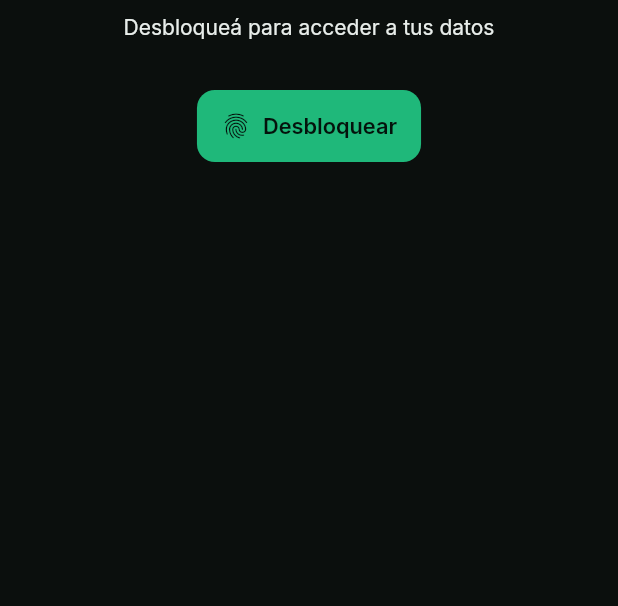
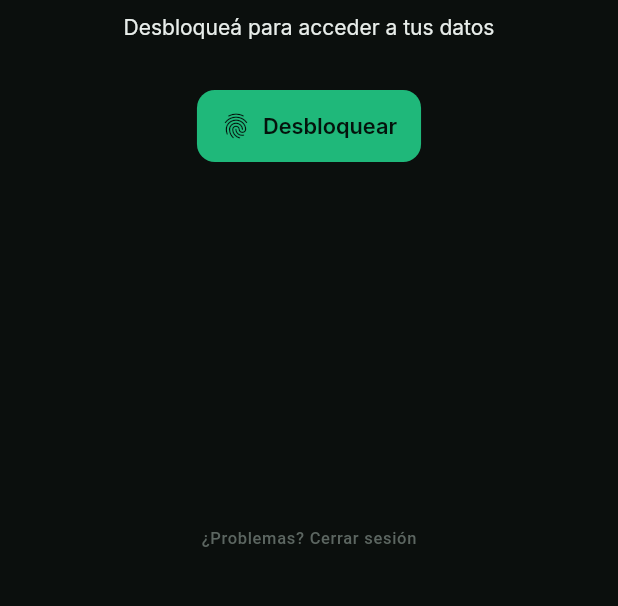
Before and after one commit to xvirs/Finanzapp, a Flutter app: the LockScreen screen opened directly with empty values, on a phone screen of 412 x 824 dp, the part 615-1221 px from its top. Run offline on Flutter 3.47's test engine with Material 3 defaults, Android fonts, the phone set to English and light mode, and no system bars; our stand-ins replace equatable, flutter_bloc, flutter_local_notifications, flutter_svg, flutter_timezone, freezed_annotation and 8 more; accounts and stored records are empty.

Commit message:
Animaciones de montos + lockscreen failsafe iOS
Animaciones (lib/widgets/):
  - animated_amount.dart: AnimatedCurrency cuenta progresivamente del
    valor previo al nuevo, con duración 700ms y curva easeOutCubic.
    Cuando el widget se monta por primera vez con value=$X, anima
    de 0 a X (efecto count-up). Cuando cambia value (refresh / cambio
    de período), anima del actual al nuevo. Si value no cambia, no
    hay animación.
  - animated_progress_bar.dart: AnimatedProgressBar llena el track
    progresivamente (no de vacío a lleno), con gradient
    primary→primaryHi del design system. Duración 800ms.
  - Bonus: AnimatedInt para enteros si en el futuro se quiere animar
    counts.

Aplicación:
  - Mes header: cards "Estimado" y "Pagado" usan AnimatedCurrency.
    Progress bar "X/Y pagadas" usa AnimatedProgressBar. La transición
    entre meses ahora es fluida.
  - Tarjetas header: "TOTAL DEL MES" usa AnimatedCurrency.
  - Card detail hero: monto display 36px usa AnimatedCurrency.
  - Items de lista, formularios y otros lugares NO se animan
    (sería ruidoso visualmente).

Failsafe iOS (lib/features/lock/presentation/lock_screen.dart):
  - Botón al pie "¿Problemas? Cerrar sesión" en mono mute.
  - En iOS no hay back gesture ni botón system; si el biométrico se
    rompe (cambio de huella, falla de hardware), el usuario quedaría
    atrapado en el lock screen. Con este link siempre puede salir:
    confirma → AuthSignOutRequested → onUnlock → router redirecciona
    a /login.
  - Reusa showConfirmDeleteDialog para la confirmación (botón verde
    sería poco serio para "cerrar sesión", el rojo discreto está bien).

Co-Authored-By: Claude Opus 4.7 (1M context) <noreply@anthropic.com>

```diff
--- a/lib/features/cards/presentation/card_detail_screen.dart
+++ b/lib/features/cards/presentation/card_detail_screen.dart
@@ -7,6 +7,7 @@ import '../../../core/format.dart';
 import '../../../design/tokens.dart';
 import '../../../models/bill.dart';
 import '../../../models/enums.dart';
+import '../../../widgets/animated_amount.dart';
 import '../../../widgets/shimmer_box.dart';
 import 'bloc/card_detail_bloc.dart';
 import 'widgets/installment_progress_tag.dart';
@@ -313,8 +314,8 @@ class _HeroCard extends StatelessWidget {
                       ),
                     ),
                   const SizedBox(height: 4),
-                  Text(
-                    formatCurrency(amount),
+                  AnimatedCurrency(
+                    value: amount,
                     style: TextStyle(
                       fontFamily: FzType.sans,
                       fontSize: 36,
--- a/lib/features/cards/presentation/cards_screen.dart
+++ b/lib/features/cards/presentation/cards_screen.dart
@@ -2,9 +2,9 @@ import 'package:flutter/material.dart';
 import 'package:flutter_bloc/flutter_bloc.dart';
 import 'package:go_router/go_router.dart';
 
-import '../../../core/format.dart';
 import '../../../design/tokens.dart';
 import '../../../domain/period.dart';
+import '../../../widgets/animated_amount.dart';
 import 'bloc/cards_bloc.dart';
 import 'widgets/card_list_item.dart';
 import 'widgets/cards_shimmer.dart';
@@ -158,8 +158,8 @@ class _CardsHeader extends StatelessWidget {
             ),
           ),
           const SizedBox(height: 4),
-          Text(
-            formatCurrency(state.totalForPeriod),
+          AnimatedCurrency(
+            value: state.totalForPeriod,
             style: const TextStyle(
               fontFamily: FzType.sans,
               fontSize: 32,
--- a/lib/features/lock/presentation/lock_screen.dart
+++ b/lib/features/lock/presentation/lock_screen.dart
@@ -1,10 +1,20 @@
 import 'package:flutter/material.dart';
+import 'package:flutter_bloc/flutter_bloc.dart';
 
 import '../../../core/biometric_service.dart';
+import '../../../design/tokens.dart';
+import '../../../widgets/confirm_delete_dialog.dart';
+import '../../auth/presentation/bloc/auth_bloc.dart';
 
 /// Pantalla bloqueante que se muestra cuando el biométrico está activo.
+///
 /// Auto-dispara el prompt biométrico al aparecer; si el usuario lo cancela
 /// queda visible un botón "Desbloquear" para reintentar.
+///
+/// Failsafe iOS: en iOS no hay back gesture ni botón system para salir.
+/// Si el biométrico se rompe (cambio de huella, falla de hardware), el
+/// usuario queda atrapado. Por eso al pie hay un link "¿Problemas?
+/// Cerrar sesión" que limpia la sesión y manda al login.
 class LockScreen extends StatefulWidget {
   const LockScreen({
     required this.service,
@@ -21,12 +31,11 @@ class LockScreen extends StatefulWidget {
 
 class _LockScreenState extends State<LockScreen> {
   bool _attempting = false;
+  bool _signingOut = false;
 
   @override
   void initState() {
     super.initState();
-    // Lanzar el prompt en cuanto el frame se pinta para que el OS se
-    // superponga a esta pantalla.
     WidgetsBinding.instance.addPostFrameCallback((_) => _attempt());
   }
 
@@ -42,14 +51,34 @@ class _LockScreenState extends State<LockScreen> {
     setState(() => _attempting = false);
   }
 
+  Future<void> _exit() async {
+    final confirmed = await showConfirmDeleteDialog(
+      context,
+      title: 'Cerrar sesión',
+      message:
+          'Vas a tener que volver a loguearte. Tus datos en la nube no se borran.',
+      confirmLabel: 'Cerrar sesión',
+    );
+    if (!confirmed || !mounted) return;
+
+    setState(() => _signingOut = true);
+    context.read<AuthBloc>().add(const AuthSignOutRequested());
+    // Desbloqueamos el gate para que el router pueda redireccionar a
+    // /login (el AuthBloc cambió a unauthenticated).
+    widget.onUnlock();
+  }
+
   @override
   Widget build(BuildContext context) {
     final theme = Theme.of(context);
+    final busy = _attempting || _signingOut;
     return Scaffold(
       body: SafeArea(
-        child: Center(
         child: Padding(
           padding: const EdgeInsets.all(32),
+          child: Stack(
+            children: [
+              Center(
                 child: Column(
                   mainAxisAlignment: MainAxisAlignment.center,
                   children: [
@@ -77,14 +106,15 @@ class _LockScreenState extends State<LockScreen> {
                     ),
                     const SizedBox(height: 32),
                     FilledButton.icon(
-                  onPressed: _attempting ? null : _attempt,
+                      onPressed: busy ? null : _attempt,
                       icon: _attempting
                           ? const SizedBox(
                               height: 16,
                               width: 16,
                               child: CircularProgressIndicator(
                                 strokeWidth: 2,
-                            valueColor: AlwaysStoppedAnimation(Colors.white),
+                                valueColor:
+                                    AlwaysStoppedAnimation(Colors.white),
                               ),
                             )
                           : const Icon(Icons.fingerprint_rounded, size: 20),
@@ -93,6 +123,31 @@ class _LockScreenState extends State<LockScreen> {
                   ],
                 ),
               ),
+              // Failsafe al pie: si el biométrico se rompe, salida via
+              // logout (especialmente importante en iOS donde no hay
+              // hardware back).
+              Align(
+                alignment: Alignment.bottomCenter,
+                child: TextButton(
+                  onPressed: busy ? null : _exit,
+                  style: TextButton.styleFrom(
+                    foregroundColor: FzColors.textMute,
+                  ),
+                  child: Text(
+                    _signingOut
+                        ? 'Cerrando sesión…'
+                        : '¿Problemas? Cerrar sesión',
+                    style: const TextStyle(
+                      fontFamily: FzType.mono,
+                      fontSize: 11,
+                      letterSpacing: 0.44,
+                      color: FzColors.textMute,
+                    ),
+                  ),
+                ),
+              ),
+            ],
+          ),
         ),
       ),
     );
```
Also changed, not shown: lib/features/month/presentation/widgets/month_header_section.dart (+5 -20 lines), lib/widgets/animated_amount.dart (added, +75 -0 lines), lib/widgets/animated_progress_bar.dart (added, +59 -0 lines). Lines whose indentation alone changed are shown as unchanged.
